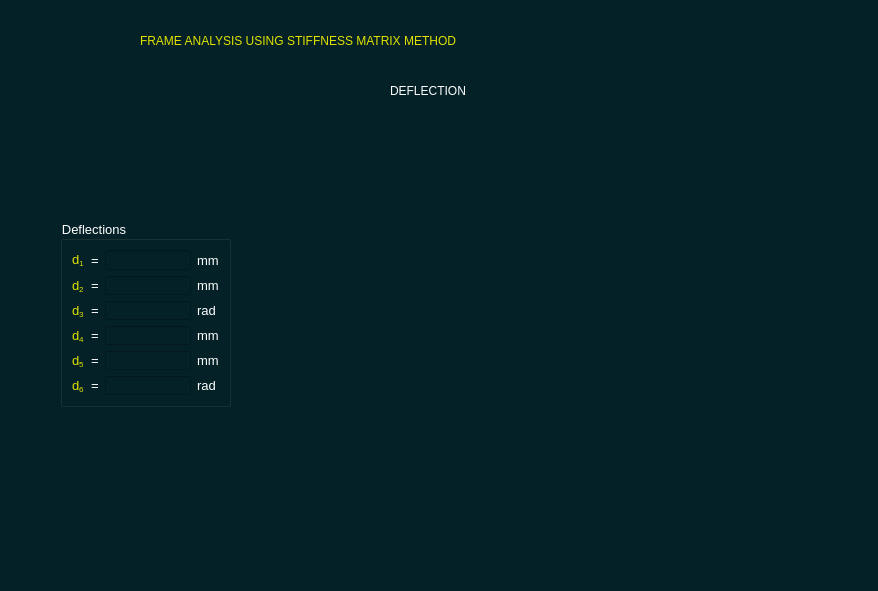
iamgeorgieeeeee/MIDNIGHT-CLUB-V.2.0, file deflection.ui: the form before one commit.
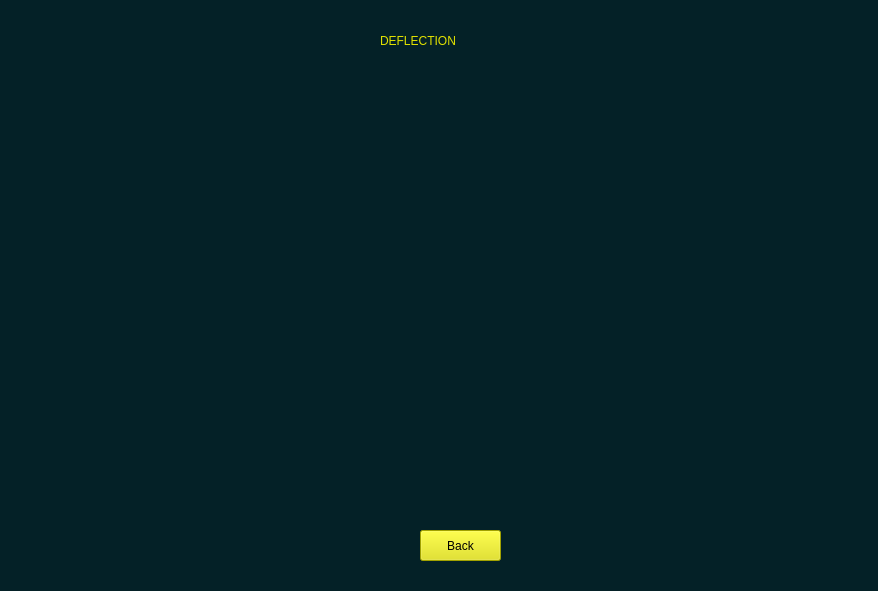
The form after the commit. Icons and pictures are not drawn.

The edit to the form file:
```diff
--- a/deflection.ui
+++ b/deflection.ui
@@ -35,9 +35,9 @@
   <widget class="QLabel" name="label_6">
    <property name="geometry">
     <rect>
-     <x>140</x>
+     <x>380</x>
      <y>20</y>
-     <width>651</width>
+     <width>141</width>
      <height>41</height>
     </rect>
    </property>
@@ -46,494 +46,26 @@
 font: 75 18pt &quot;Consolas&quot;;</string>
    </property>
    <property name="text">
-    <string>FRAME ANALYSIS USING STIFFNESS MATRIX METHOD</string>
-   </property>
-  </widget>
-  <widget class="QLabel" name="label_2">
-   <property name="geometry">
-    <rect>
-     <x>390</x>
-     <y>50</y>
-     <width>221</width>
-     <height>81</height>
-    </rect>
-   </property>
-   <property name="styleSheet">
-    <string notr="true">color: rgb(255, 255, 255);
-font: 75 14pt &quot;Consolas&quot;;</string>
-   </property>
-   <property name="text">
     <string>DEFLECTION</string>
    </property>
   </widget>
-  <widget class="QGroupBox" name="gridGroupBox_6">
+  <widget class="QPushButton" name="pushButton">
    <property name="geometry">
     <rect>
-     <x>60</x>
-     <y>220</y>
-     <width>171</width>
-     <height>187</height>
+     <x>420</x>
+     <y>530</y>
+     <width>81</width>
+     <height>31</height>
     </rect>
    </property>
-   <property name="font">
-    <font>
-     <family>MS Shell Dlg 2</family>
-     <pointsize>10</pointsize>
-     <weight>50</weight>
-     <italic>false</italic>
-     <bold>false</bold>
-    </font>
-   </property>
    <property name="styleSheet">
-    <string notr="true">font: 10pt &quot;MS Shell Dlg 2&quot;;
-color: rgb(255, 255, 255);</string>
+    <string notr="true">background-color: rgb(226, 226, 0);
+color: rgb(0, 0, 0);
+font: 11pt &quot;Consolas&quot;;</string>
    </property>
-   <property name="title">
-    <string>Deflections</string>
+   <property name="text">
+    <string>Back</string>
    </property>
-   <property name="alignment">
-    <set>Qt::AlignLeading|Qt::AlignLeft|Qt::AlignVCenter</set>
-   </property>
-   <layout class="QGridLayout" name="gridLayout_4">
-    <item row="2" column="2">
-     <widget class="QLineEdit" name="d3">
-      <property name="font">
-       <font>
-        <family>MS Shell Dlg 2</family>
-        <pointsize>10</pointsize>
-        <weight>50</weight>
-        <italic>false</italic>
-        <bold>false</bold>
-       </font>
-      </property>
-      <property name="styleSheet">
-       <string notr="true">color: rgb(255, 85, 255);</string>
-      </property>
-      <property name="alignment">
-       <set>Qt::AlignRight|Qt::AlignTrailing|Qt::AlignVCenter</set>
-      </property>
-      <property name="readOnly">
-       <bool>true</bool>
-      </property>
-     </widget>
-    </item>
-    <item row="0" column="2">
-     <widget class="QLineEdit" name="d1">
-      <property name="font">
-       <font>
-        <family>MS Shell Dlg 2</family>
-        <pointsize>10</pointsize>
-        <weight>50</weight>
-        <italic>false</italic>
-        <bold>false</bold>
-       </font>
-      </property>
-      <property name="styleSheet">
-       <string notr="true">color: rgb(255, 85, 255);</string>
-      </property>
-      <property name="alignment">
-       <set>Qt::AlignRight|Qt::AlignTrailing|Qt::AlignVCenter</set>
-      </property>
-      <property name="readOnly">
-       <bool>true</bool>
-      </property>
-     </widget>
-    </item>
-    <item row="1" column="2">
-     <widget class="QLineEdit" name="d2">
-      <property name="font">
-       <font>
-        <family>MS Shell Dlg 2</family>
-        <pointsize>10</pointsize>
-        <weight>50</weight>
-        <italic>false</italic>
-        <bold>false</bold>
-       </font>
-      </property>
-      <property name="styleSheet">
-       <string notr="true">color: rgb(255, 85, 255);</string>
-      </property>
-      <property name="alignment">
-       <set>Qt::AlignRight|Qt::AlignTrailing|Qt::AlignVCenter</set>
-      </property>
-      <property name="readOnly">
-       <bool>true</bool>
-      </property>
-     </widget>
-    </item>
-    <item row="1" column="3">
-     <widget class="QLabel" name="label_30">
-      <property name="font">
-       <font>
-        <family>MS Shell Dlg 2</family>
-        <pointsize>10</pointsize>
-        <weight>50</weight>
-        <italic>false</italic>
-        <bold>false</bold>
-       </font>
-      </property>
-      <property name="text">
-       <string>mm</string>
-      </property>
-     </widget>
-    </item>
-    <item row="2" column="3">
-     <widget class="QLabel" name="label_44">
-      <property name="font">
-       <font>
-        <family>MS Shell Dlg 2</family>
-        <pointsize>10</pointsize>
-        <weight>50</weight>
-        <italic>false</italic>
-        <bold>false</bold>
-       </font>
-      </property>
-      <property name="text">
-       <string>rad</string>
-      </property>
-     </widget>
-    </item>
-    <item row="0" column="1">
-     <widget class="QLabel" name="label_29">
-      <property name="font">
-       <font>
-        <family>MS Shell Dlg 2</family>
-        <pointsize>10</pointsize>
-        <weight>50</weight>
-        <italic>false</italic>
-        <bold>false</bold>
-       </font>
-      </property>
-      <property name="text">
-       <string>=</string>
-      </property>
-     </widget>
-    </item>
-    <item row="1" column="1">
-     <widget class="QLabel" name="label_43">
-      <property name="font">
-       <font>
-        <family>MS Shell Dlg 2</family>
-        <pointsize>10</pointsize>
-        <weight>50</weight>
-        <italic>false</italic>
-        <bold>false</bold>
-       </font>
-      </property>
-      <property name="text">
-       <string>=</string>
-      </property>
-     </widget>
-    </item>
-    <item row="0" column="0">
-     <widget class="QLabel" name="label_49">
-      <property name="font">
-       <font>
-        <family>MS Shell Dlg 2</family>
-        <pointsize>10</pointsize>
-        <weight>50</weight>
-        <italic>false</italic>
-        <bold>false</bold>
-       </font>
-      </property>
-      <property name="styleSheet">
-       <string notr="true">color: rgb(226, 226, 0);</string>
-      </property>
-      <property name="text">
-       <string>&lt;html&gt;&lt;head/&gt;&lt;body&gt;&lt;p&gt;d&lt;span style=&quot; vertical-align:sub;&quot;&gt;1&lt;/span&gt;&lt;/p&gt;&lt;/body&gt;&lt;/html&gt;</string>
-      </property>
-     </widget>
-    </item>
-    <item row="1" column="0">
-     <widget class="QLabel" name="label_46">
-      <property name="font">
-       <font>
-        <family>MS Shell Dlg 2</family>
-        <pointsize>10</pointsize>
-        <weight>50</weight>
-        <italic>false</italic>
-        <bold>false</bold>
-       </font>
-      </property>
-      <property name="styleSheet">
-       <string notr="true">color: rgb(226, 226, 0);</string>
-      </property>
-      <property name="text">
-       <string>&lt;html&gt;&lt;head/&gt;&lt;body&gt;&lt;p&gt;d&lt;span style=&quot; vertical-align:sub;&quot;&gt;2&lt;/span&gt;&lt;/p&gt;&lt;/body&gt;&lt;/html&gt;</string>
-      </property>
-     </widget>
-    </item>
-    <item row="2" column="1">
-     <widget class="QLabel" name="label_45">
-      <property name="font">
-       <font>
-        <family>MS Shell Dlg 2</family>
-        <pointsize>10</pointsize>
-        <weight>50</weight>
-        <italic>false</italic>
-        <bold>false</bold>
-       </font>
-      </property>
-      <property name="text">
-       <string>=</string>
-      </property>
-     </widget>
-    </item>
-    <item row="0" column="3">
-     <widget class="QLabel" name="label_47">
-      <property name="font">
-       <font>
-        <family>MS Shell Dlg 2</family>
-        <pointsize>10</pointsize>
-        <weight>50</weight>
-        <italic>false</italic>
-        <bold>false</bold>
-       </font>
-      </property>
-      <property name="text">
-       <string>mm</string>
-      </property>
-     </widget>
-    </item>
-    <item row="3" column="2">
-     <widget class="QLineEdit" name="d4">
-      <property name="font">
-       <font>
-        <family>MS Shell Dlg 2</family>
-        <pointsize>10</pointsize>
-        <weight>50</weight>
-        <italic>false</italic>
-        <bold>false</bold>
-       </font>
-      </property>
-      <property name="styleSheet">
-       <string notr="true">color: rgb(255, 85, 255);</string>
-      </property>
-      <property name="alignment">
-       <set>Qt::AlignRight|Qt::AlignTrailing|Qt::AlignVCenter</set>
-      </property>
-      <property name="readOnly">
-       <bool>true</bool>
-      </property>
-     </widget>
-    </item>
-    <item row="4" column="1">
-     <widget class="QLabel" name="label_50">
-      <property name="font">
-       <font>
-        <family>MS Shell Dlg 2</family>
-        <pointsize>10</pointsize>
-        <weight>50</weight>
-        <italic>false</italic>
-        <bold>false</bold>
-       </font>
-      </property>
-      <property name="text">
-       <string>=</string>
-      </property>
-     </widget>
-    </item>
-    <item row="4" column="2">
-     <widget class="QLineEdit" name="d5">
-      <property name="font">
-       <font>
-        <family>MS Shell Dlg 2</family>
-        <pointsize>10</pointsize>
-        <weight>50</weight>
-        <italic>false</italic>
-        <bold>false</bold>
-       </font>
-      </property>
-      <property name="styleSheet">
-       <string notr="true">color: rgb(255, 85, 255);</string>
-      </property>
-      <property name="alignment">
-       <set>Qt::AlignRight|Qt::AlignTrailing|Qt::AlignVCenter</set>
-      </property>
-      <property name="readOnly">
-       <bool>true</bool>
-      </property>
-     </widget>
-    </item>
-    <item row="2" column="0">
-     <widget class="QLabel" name="label_48">
-      <property name="font">
-       <font>
-        <family>MS Shell Dlg 2</family>
-        <pointsize>10</pointsize>
-        <weight>50</weight>
-        <italic>false</italic>
-        <bold>false</bold>
-       </font>
-      </property>
-      <property name="styleSheet">
-       <string notr="true">color: rgb(226, 226, 0);</string>
-      </property>
-      <property name="text">
-       <string>&lt;html&gt;&lt;head/&gt;&lt;body&gt;&lt;p&gt;d&lt;span style=&quot; vertical-align:sub;&quot;&gt;3&lt;/span&gt;&lt;/p&gt;&lt;/body&gt;&lt;/html&gt;</string>
-      </property>
-     </widget>
-    </item>
-    <item row="4" column="0">
-     <widget class="QLabel" name="label_51">
-      <property name="font">
-       <font>
-        <family>MS Shell Dlg 2</family>
-        <pointsize>10</pointsize>
-        <weight>50</weight>
-        <italic>false</italic>
-        <bold>false</bold>
-       </font>
-      </property>
-      <property name="styleSheet">
-       <string notr="true">color: rgb(226, 226, 0);</string>
-      </property>
-      <property name="text">
-       <string>&lt;html&gt;&lt;head/&gt;&lt;body&gt;&lt;p&gt;d&lt;span style=&quot; vertical-align:sub;&quot;&gt;5&lt;/span&gt;&lt;/p&gt;&lt;/body&gt;&lt;/html&gt;</string>
-      </property>
-     </widget>
-    </item>
-    <item row="4" column="3">
-     <widget class="QLabel" name="label_52">
-      <property name="font">
-       <font>
-        <family>MS Shell Dlg 2</family>
-        <pointsize>10</pointsize>
-        <weight>50</weight>
-        <italic>false</italic>
-        <bold>false</bold>
-       </font>
-      </property>
-      <property name="text">
-       <string>mm</string>
-      </property>
-     </widget>
-    </item>
-    <item row="3" column="3">
-     <widget class="QLabel" name="label_54">
-      <property name="font">
-       <font>
-        <family>MS Shell Dlg 2</family>
-        <pointsize>10</pointsize>
-        <weight>50</weight>
-        <italic>false</italic>
-        <bold>false</bold>
-       </font>
-      </property>
-      <property name="text">
-       <string>mm</string>
-      </property>
-     </widget>
-    </item>
-    <item row="3" column="1">
-     <widget class="QLabel" name="label_55">
-      <property name="font">
-       <font>
-        <family>MS Shell Dlg 2</family>
-        <pointsize>10</pointsize>
-        <weight>50</weight>
-        <italic>false</italic>
-        <bold>false</bold>
-       </font>
-      </property>
-      <property name="text">
-       <string>=</string>
-      </property>
-     </widget>
-    </item>
-    <item row="5" column="3">
-     <widget class="QLabel" name="label_96">
-      <property name="font">
-       <font>
-        <family>MS Shell Dlg 2</family>
-        <pointsize>10</pointsize>
-        <weight>50</weight>
-        <italic>false</italic>
-        <bold>false</bold>
-       </font>
-      </property>
-      <property name="text">
-       <string>rad</string>
-      </property>
-     </widget>
-    </item>
-    <item row="5" column="1">
-     <widget class="QLabel" name="label_95">
-      <property name="font">
-       <font>
-        <family>MS Shell Dlg 2</family>
-        <pointsize>10</pointsize>
-        <weight>50</weight>
-        <italic>false</italic>
-        <bold>false</bold>
-       </font>
-      </property>
-      <property name="text">
-       <string>=</string>
-      </property>
-     </widget>
-    </item>
-    <item row="5" column="0">
-     <widget class="QLabel" name="label_94">
-      <property name="font">
-       <font>
-        <family>MS Shell Dlg 2</family>
-        <pointsize>10</pointsize>
-        <weight>50</weight>
-        <italic>false</italic>
-        <bold>false</bold>
-       </font>
-      </property>
-      <property name="styleSheet">
-       <string notr="true">color: rgb(226, 226, 0);</string>
-      </property>
-      <property name="text">
-       <string>&lt;html&gt;&lt;head/&gt;&lt;body&gt;&lt;p&gt;d&lt;span style=&quot; vertical-align:sub;&quot;&gt;6&lt;/span&gt;&lt;/p&gt;&lt;/body&gt;&lt;/html&gt;</string>
-      </property>
-     </widget>
-    </item>
-    <item row="5" column="2">
-     <widget class="QLineEdit" name="d6">
-      <property name="font">
-       <font>
-        <family>MS Shell Dlg 2</family>
-        <pointsize>10</pointsize>
-        <weight>50</weight>
-        <italic>false</italic>
-        <bold>false</bold>
-       </font>
-      </property>
-      <property name="styleSheet">
-       <string notr="true">color: rgb(255, 85, 255);</string>
-      </property>
-      <property name="alignment">
-       <set>Qt::AlignRight|Qt::AlignTrailing|Qt::AlignVCenter</set>
-      </property>
-      <property name="readOnly">
-       <bool>true</bool>
-      </property>
-     </widget>
-    </item>
-    <item row="3" column="0">
-     <widget class="QLabel" name="label_53">
-      <property name="font">
-       <font>
-        <family>MS Shell Dlg 2</family>
-        <pointsize>10</pointsize>
-        <weight>50</weight>
-        <italic>false</italic>
-        <bold>false</bold>
-       </font>
-      </property>
-      <property name="styleSheet">
-       <string notr="true">color: rgb(226, 226, 0);</string>
-      </property>
-      <property name="text">
-       <string>&lt;html&gt;&lt;head/&gt;&lt;body&gt;&lt;p&gt;d&lt;span style=&quot; vertical-align:sub;&quot;&gt;4&lt;/span&gt;&lt;/p&gt;&lt;/body&gt;&lt;/html&gt;</string>
-      </property>
-     </widget>
-    </item>
-   </layout>
   </widget>
  </widget>
  <resources/>
```
